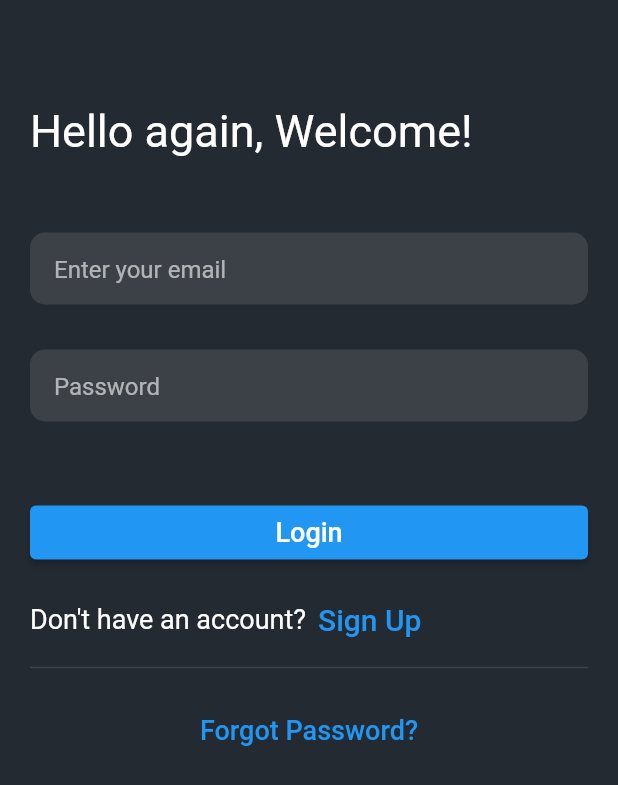
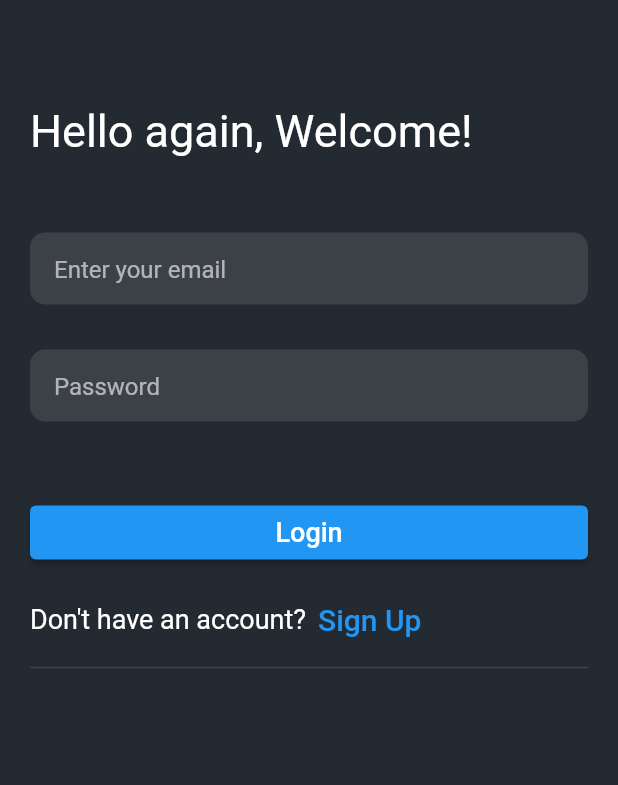
Before and after one commit to IsaiasCuvula/movie_app, a Flutter app: the screen it shows after launch, after a tap on "Log in", on a phone screen of 412 x 824 dp. Shown: the top 785 px of the screen. Run offline on Flutter 3.47's test engine with Material 2 defaults, Android fonts, the phone set to English and light mode, and no system bars; our stand-ins replace cached_network_image, cloud_firestore, firebase_auth, firebase_core, shared_preferences; accounts and stored records are empty; generated files the repository leaves out were written again.

Commit message:
clean up

```diff
--- a/lib/screens/auth_screen/login_screen.dart
+++ b/lib/screens/auth_screen/login_screen.dart
@@ -156,14 +156,14 @@ class _LoginScreenState extends State<LoginScreen> {
                     ],
                   ),
                   const Divider(thickness: 1.0),
-                  kVerticalSpace10,
-                  TextButton(
-                    onPressed: () {},
-                    child: const Text(
-                      'Forgot Password?',
-                      style: TextStyle(fontSize: 18.0),
-                    ),
-                  ),
+                  // kVerticalSpace10,
+                  // TextButton(
+                  //   onPressed: () {},
+                  //   child: const Text(
+                  //     'Forgot Password?',
+                  //     style: TextStyle(fontSize: 18.0),
+                  //   ),
+                  // ),
                   kVerticalSpace50,
                 ],
               ),
```
